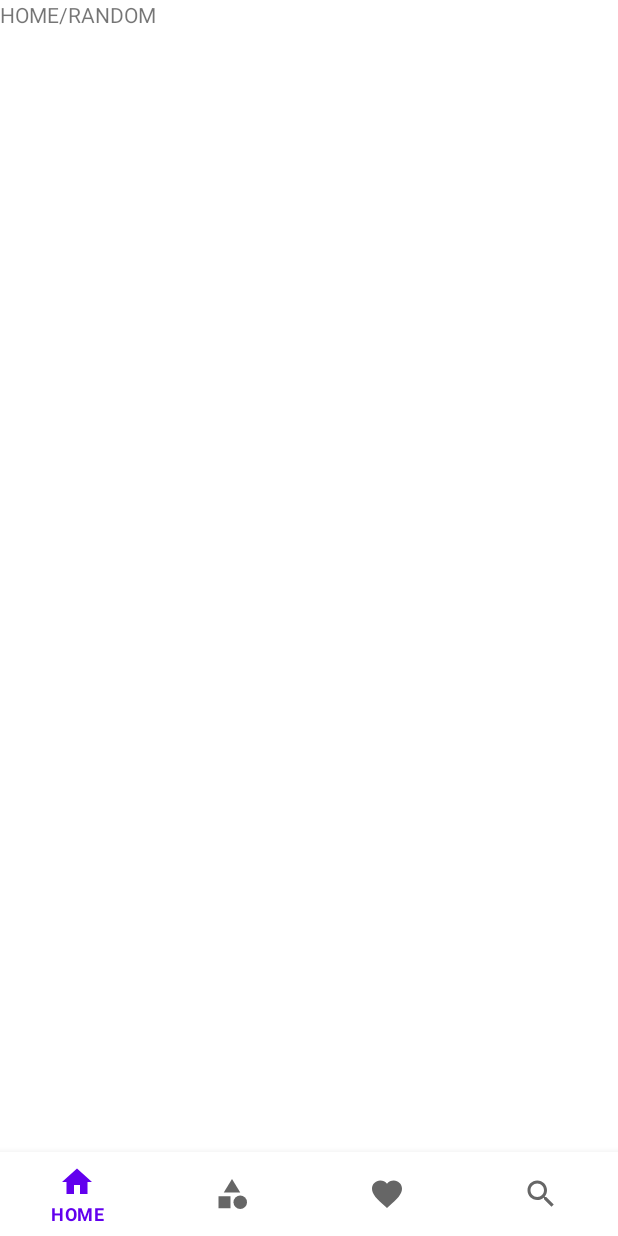
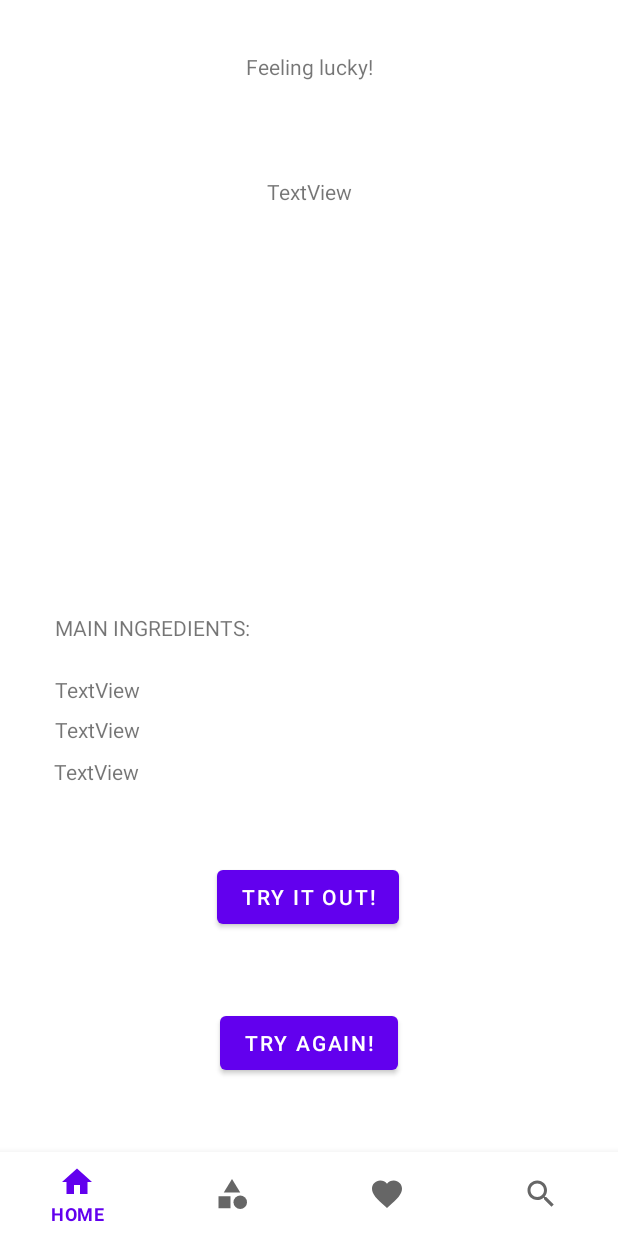
Before and after one commit to Lvll3gliic/Coctail-Recipes, an Android app: the screen it shows after launch (MainActivity), on a phone screen of 412 x 824 dp. Run offline under Robolectric (Android 15) with nearby library versions, the phone set to English and light mode, and no system bars; libraries missing offline, so code that uses them is left out: androidx.datastore, androidx.datastore.createDataStore, androidx.datastore.preferences; network calls fail; pictures from the network do not load; 2 statements that could not run were skipped.

Commit message:
Hopefully does not ruin.

```diff
--- a/app/src/main/java/com/example/testtest/fragments/HomeFragment.kt
+++ b/app/src/main/java/com/example/testtest/fragments/HomeFragment.kt
@@ -8,9 +8,12 @@ import android.view.View
 import android.view.ViewGroup
 import androidx.lifecycle.Observer
 import androidx.lifecycle.ViewModelProvider
+import com.bumptech.glide.Glide
 import com.example.testtest.MainViewModel
 import com.example.testtest.MainViewModelFactory
 import com.example.testtest.R
+import com.example.testtest.databinding.FragmentHomeBinding
+import com.example.testtest.databinding.FragmentRecipeBinding
 import com.example.testtest.repository.Repository
 
 // TODO: Rename parameter arguments, choose names that match
@@ -18,6 +21,8 @@ import com.example.testtest.repository.Repository
 private const val ARG_PARAM1 = "param1"
 private const val ARG_PARAM2 = "param2"
 private lateinit var viewModel: MainViewModel
+lateinit var bindings1: FragmentHomeBinding
+
 /**
  * A simple [Fragment] subclass.
  * Use the [HomeFragment.newInstance] factory method to
@@ -44,7 +49,9 @@ class HomeFragment : Fragment() {
         inflater: LayoutInflater, container: ViewGroup?,
         savedInstanceState: Bundle?
     ): View? {
-        // Inflate the layout for this fragment
+        bindings1 = FragmentHomeBinding.inflate(layoutInflater)
+        return bindings1.root
+
         return inflater.inflate(R.layout.fragment_home, container, false)
     }
 
@@ -77,8 +84,11 @@ class HomeFragment : Fragment() {
                 //I chose to use fullRes[0] - array first element because it only gives one recipe
                 //so this works this time without any problems
                 Log.d("RESPONSE", response.body()!!.fullRes[0].strDrink)
-
-
+                bindings1.randname.text = response.body()!!.fullRes[0].strDrink
+                bindings1.randingr1.text = response.body()!!.fullRes[0].strIngredient1
+                bindings1.randingr2.text = response.body()!!.fullRes[0].strIngredient2
+                bindings1.randingr3.text = response.body()!!.fullRes[0].strIngredient3
+                Glide.with(this).load(response.body()!!.fullRes[0].strDrinkThumb).into(bindings1.randpic)
             }else{
                 Log.d("ERROR", response.code().toString())
             }
--- a/app/src/main/res/layout/fragment_home.xml
+++ b/app/src/main/res/layout/fragment_home.xml
@@ -1,14 +1,119 @@
 <?xml version="1.0" encoding="utf-8"?>
 <FrameLayout xmlns:android="http://schemas.android.com/apk/res/android"
+    xmlns:app="http://schemas.android.com/apk/res-auto"
     xmlns:tools="http://schemas.android.com/tools"
     android:layout_width="match_parent"
     android:layout_height="match_parent"
     tools:context=".fragments.HomeFragment">
 
     <!-- TODO: Update blank fragment layout -->
-    <TextView
+
+    <androidx.constraintlayout.widget.ConstraintLayout
         android:layout_width="match_parent"
-        android:layout_height="match_parent"
-        android:text="HOME/RANDOM" />
+        android:layout_height="match_parent">
+
+        <TextView
+            android:id="@+id/Home"
+            android:layout_width="wrap_content"
+            android:layout_height="wrap_content"
+            android:text="Feeling lucky!"
+            app:layout_constraintBottom_toBottomOf="parent"
+            app:layout_constraintEnd_toEndOf="parent"
+            app:layout_constraintStart_toStartOf="parent"
+            app:layout_constraintTop_toTopOf="parent"
+            app:layout_constraintVertical_bias="0.046" />
+
+        <TextView
+            android:id="@+id/randname"
+            android:layout_width="wrap_content"
+            android:layout_height="wrap_content"
+            android:text="TextView"
+            app:layout_constraintBottom_toBottomOf="parent"
+            app:layout_constraintEnd_toEndOf="parent"
+            app:layout_constraintStart_toStartOf="parent"
+            app:layout_constraintTop_toBottomOf="@+id/Home"
+            app:layout_constraintVertical_bias="0.092" />
+
+        <TextView
+            android:id="@+id/randmaining"
+            android:layout_width="wrap_content"
+            android:layout_height="wrap_content"
+            android:text="MAIN INGREDIENTS:"
+            app:layout_constraintBottom_toBottomOf="parent"
+            app:layout_constraintEnd_toEndOf="parent"
+            app:layout_constraintHorizontal_bias="0.129"
+            app:layout_constraintStart_toStartOf="parent"
+            app:layout_constraintTop_toBottomOf="@+id/randname"
+            app:layout_constraintVertical_bias="0.444" />
+
+        <TextView
+            android:id="@+id/randingr1"
+            android:layout_width="wrap_content"
+            android:layout_height="wrap_content"
+            android:text="TextView"
+            app:layout_constraintBottom_toBottomOf="parent"
+            app:layout_constraintEnd_toEndOf="parent"
+            app:layout_constraintHorizontal_bias="0.104"
+            app:layout_constraintStart_toStartOf="parent"
+            app:layout_constraintTop_toBottomOf="@+id/randmaining"
+            app:layout_constraintVertical_bias="0.069" />
+
+        <TextView
+            android:id="@+id/randingr2"
+            android:layout_width="wrap_content"
+            android:layout_height="wrap_content"
+            android:text="TextView"
+            app:layout_constraintBottom_toBottomOf="parent"
+            app:layout_constraintEnd_toEndOf="parent"
+            app:layout_constraintHorizontal_bias="0.104"
+            app:layout_constraintStart_toStartOf="parent"
+            app:layout_constraintTop_toBottomOf="@+id/randingr1"
+            app:layout_constraintVertical_bias="0.026" />
+
+        <TextView
+            android:id="@+id/randingr3"
+            android:layout_width="wrap_content"
+            android:layout_height="wrap_content"
+            android:text="TextView"
+            app:layout_constraintBottom_toBottomOf="parent"
+            app:layout_constraintEnd_toEndOf="parent"
+            app:layout_constraintHorizontal_bias="0.101"
+            app:layout_constraintStart_toStartOf="parent"
+            app:layout_constraintTop_toBottomOf="@+id/randingr2"
+            app:layout_constraintVertical_bias="0.033" />
+
+        <ImageView
+            android:id="@+id/randpic"
+            android:layout_width="217dp"
+            android:layout_height="210dp"
+            app:layout_constraintBottom_toTopOf="@+id/randmaining"
+            app:layout_constraintEnd_toEndOf="parent"
+            app:layout_constraintHorizontal_bias="0.498"
+            app:layout_constraintStart_toStartOf="parent"
+            app:layout_constraintTop_toBottomOf="@+id/randname"
+            tools:src="@tools:sample/avatars" />
+
+        <Button
+            android:id="@+id/randyes"
+            android:layout_width="wrap_content"
+            android:layout_height="wrap_content"
+            android:text="Try it out!"
+            app:layout_constraintBottom_toBottomOf="parent"
+            app:layout_constraintEnd_toEndOf="parent"
+            app:layout_constraintHorizontal_bias="0.498"
+            app:layout_constraintStart_toStartOf="parent"
+            app:layout_constraintTop_toBottomOf="@+id/randingr3"
+            app:layout_constraintVertical_bias="0.254" />
+
+        <Button
+            android:id="@+id/randno"
+            android:layout_width="wrap_content"
+            android:layout_height="wrap_content"
+            android:text="Try again!"
+            app:layout_constraintBottom_toBottomOf="parent"
+            app:layout_constraintEnd_toEndOf="parent"
+            app:layout_constraintStart_toStartOf="parent"
+            app:layout_constraintTop_toBottomOf="@+id/randyes" />
+    </androidx.constraintlayout.widget.ConstraintLayout>
 
 </FrameLayout>
```
